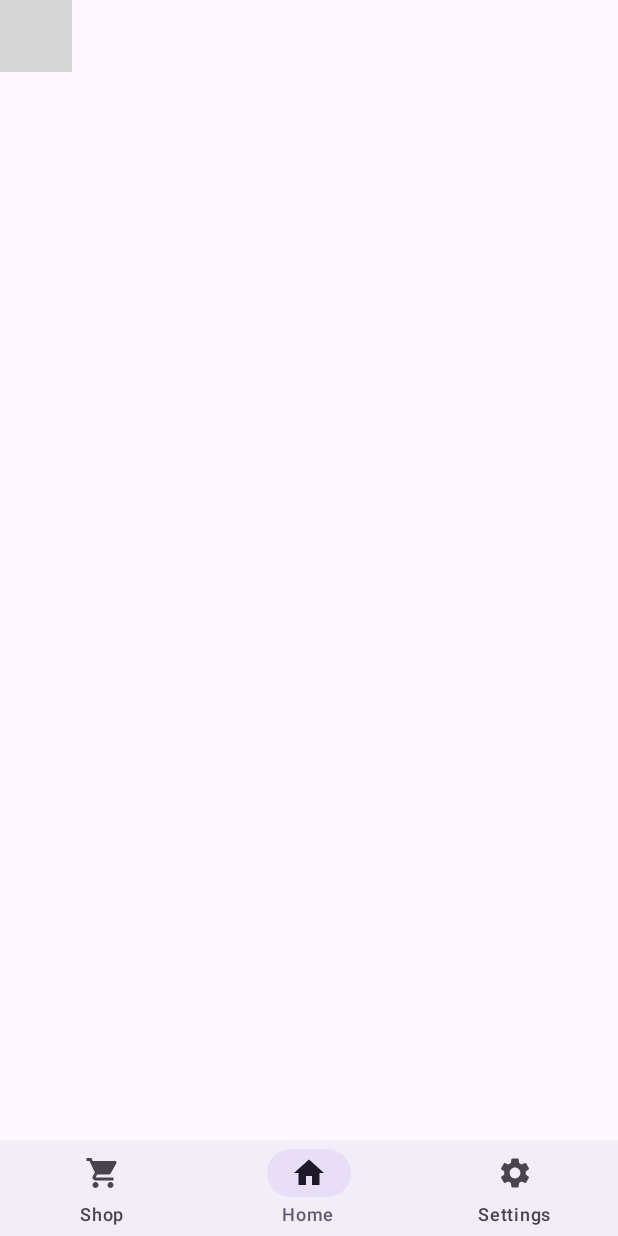
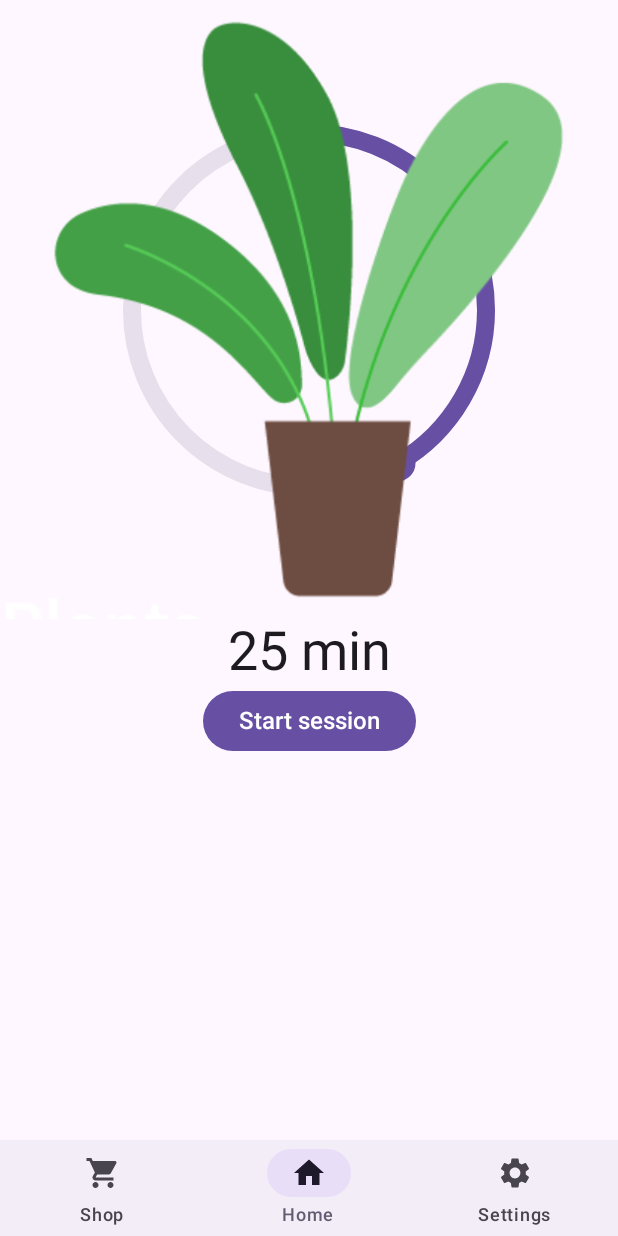
Before and after one commit to Nocteln/focusbuddy, an Android app built with Jetpack Compose: the screen it shows after launch (MainActivity), on a phone screen of 412 x 824 dp. Run offline under Robolectric (Android 15) with nearby library versions, the phone set to English and light mode, and no system bars; grey boxes are pictures that could not be loaded.

Commit message:
Added timer with CircularSlider on home screen + refactored some names for convention

```diff
--- /dev/null
+++ b/app/src/main/java/com/nocteln/app/ui/components/CircularSlider.kt
@@ -0,0 +1,133 @@
+package com.nocteln.app.ui.components
+
+import androidx.compose.foundation.Canvas
+import androidx.compose.foundation.gestures.detectDragGestures
+import androidx.compose.foundation.gestures.detectTapGestures
+import androidx.compose.foundation.layout.aspectRatio
+import androidx.compose.material3.MaterialTheme
+import androidx.compose.runtime.Composable
+import androidx.compose.runtime.getValue
+import androidx.compose.runtime.rememberUpdatedState
+import androidx.compose.ui.Modifier
+import androidx.compose.ui.geometry.Offset
+import androidx.compose.ui.geometry.Size
+import androidx.compose.ui.graphics.Color
+import androidx.compose.ui.graphics.StrokeCap
+import androidx.compose.ui.graphics.drawscope.Stroke
+import androidx.compose.ui.input.pointer.pointerInput
+import androidx.compose.ui.unit.Dp
+import androidx.compose.ui.unit.IntSize
+import androidx.compose.ui.unit.dp
+import kotlin.math.PI
+import kotlin.math.abs
+import kotlin.math.atan2
+import kotlin.math.cos
+import kotlin.math.hypot
+import kotlin.math.sin
+
+private fun isOnRing(pos: Offset, size: IntSize, radius: Float, tolerance: Float): Boolean {
+    val dx = pos.x - size.width / 2f
+    val dy = pos.y - size.height / 2f
+    val distance = hypot(dx, dy)
+    return abs(distance - radius) <= tolerance
+}
+
+private fun fractionAt(pos: Offset, size: IntSize): Float {
+    val dx = pos.x - size.width / 2f
+    val dy = pos.y - size.height / 2f
+    var angle = atan2(dx, -dy)
+    if (angle < 0) angle += (2 * PI).toFloat()
+    return angle / (2 * PI).toFloat()
+}
+
+@Composable
+fun CircularSlider(
+    value: Float,
+    onValueChange: (Float) -> Unit,
+    modifier: Modifier = Modifier,
+    strokeWidth: Dp = 12.dp,
+    enabled: Boolean = true,
+    trackColor: Color = MaterialTheme.colorScheme.surfaceVariant,
+    progressColor: Color = MaterialTheme.colorScheme.primary,
+    disabledColor: Color = MaterialTheme.colorScheme.tertiary
+) {
+    // Garantit que les gestes utilisent toujours la valeur la plus récente
+    val currentValue by rememberUpdatedState(value)
+    val currentOnValueChange by rememberUpdatedState(onValueChange)
+
+    val fillColor: Color = if (enabled) progressColor else disabledColor
+
+    Canvas(
+        modifier = modifier
+            .aspectRatio(1f)
+            .pointerInput(enabled) {
+                if (!enabled) return@pointerInput
+
+                val radius = minOf(size.width, size.height) / 2f - strokeWidth.toPx()
+                val tolerance = strokeWidth.toPx() * 2
+                var dragging = false
+
+                detectDragGestures(
+                    onDragStart = { pos ->
+                        dragging = isOnRing(pos, size, radius, tolerance)
+                        if (dragging) currentOnValueChange(fractionAt(pos, size))
+                    },
+                    onDrag = { change, _ ->
+                        if (dragging)
+                        {
+                            val new = fractionAt(change.position, size)
+
+                            val safe = when {
+                                new - currentValue > 0.5f -> 0f
+                                currentValue - new > 0.5f -> 1f
+                                else -> new
+                            }
+                            currentOnValueChange(safe)
+                        }
+                    }
+                )
+            }
+            .pointerInput(enabled) {
+                if (!enabled) return@pointerInput
+
+                val radius = minOf(size.width, size.height) / 2f - strokeWidth.toPx()
+                val tolerance = strokeWidth.toPx() * 2
+
+                detectTapGestures(
+                    onTap = { pos ->
+                        if (isOnRing(pos, size, radius, tolerance)) {
+                            currentOnValueChange(fractionAt(pos, size))
+                        }
+                    }
+                )
+            }
+    ) {
+        val stroke = strokeWidth.toPx()
+        val thumbRadius = stroke
+        val radius = size.minDimension / 2 - thumbRadius
+
+        // 1. Le cercle de fond
+        drawCircle(trackColor, radius = radius, style = Stroke(stroke))
+
+        // 2. L'arc rempli, qui part du haut (-90°)
+        drawArc(
+            color = fillColor,
+            startAngle = -90f,
+            sweepAngle = 360f * value,
+            useCenter = false,
+            topLeft = center - Offset(radius, radius),
+            size = Size(radius * 2, radius * 2),
+            style = Stroke(stroke, cap = StrokeCap.Round)
+        )
+
+        // 3. La pastille au bout de l'arc
+        if (enabled) {
+            val angle = Math.toRadians(360.0 * value - 90)
+            val thumbPos = center + Offset(
+                (cos(angle) * radius).toFloat(),
+                (sin(angle) * radius).toFloat()
+            )
+            drawCircle(fillColor, radius = thumbRadius, center = thumbPos)
+        }
+    }
+}
--- a/app/src/main/java/com/nocteln/app/ui/navigation/NavGraph.kt
+++ b/app/src/main/java/com/nocteln/app/ui/navigation/NavGraph.kt
@@ -1,5 +1,9 @@
 package com.nocteln.app.ui.navigation
 
+import androidx.compose.animation.core.tween
+import androidx.compose.animation.fadeIn
+import androidx.compose.animation.fadeOut
+import androidx.compose.animation.scaleIn
 import androidx.compose.material.icons.Icons
 import androidx.compose.material.icons.filled.Home
 import androidx.compose.material.icons.filled.Settings
@@ -7,13 +11,12 @@ import androidx.compose.material.icons.filled.ShoppingCart
 import androidx.compose.runtime.Composable
 import androidx.compose.ui.Modifier
 import androidx.compose.ui.graphics.vector.ImageVector
-import androidx.navigation.NavHost
 import androidx.navigation.NavHostController
 import androidx.navigation.compose.NavHost
 import androidx.navigation.compose.composable
-import com.nocteln.app.ui.Screens.HomeScreen
-import com.nocteln.app.ui.Screens.SettingsScreen
-import com.nocteln.app.ui.Screens.ShopScreen
+import com.nocteln.app.ui.screens.HomeScreen
+import com.nocteln.app.ui.screens.SettingsScreen
+import com.nocteln.app.ui.screens.ShopScreen
 
 
 enum class NavScreens(val label: String, val icon: ImageVector)
@@ -31,7 +34,11 @@ fun AppNavHost(
     NavHost(
         navController = navController,
         startDestination = NavScreens.Home.name,
-        modifier = modifier
+        modifier = modifier,
+        enterTransition = {
+            fadeIn(tween(210, delayMillis = 90)) + scaleIn(tween(210, delayMillis = 90), initialScale = 0.92f)
+        },
+        exitTransition = { fadeOut(tween(90)) }
     )
     {
         composable (route = NavScreens.Home.name)
--- /dev/null
+++ b/app/src/main/java/com/nocteln/app/ui/screens/HomeScreen.kt
@@ -0,0 +1,103 @@
+package com.nocteln.app.ui.screens
+
+import android.os.CountDownTimer
+import androidx.compose.foundation.Image
+import androidx.compose.foundation.layout.Box
+import androidx.compose.foundation.layout.Column
+import androidx.compose.foundation.layout.size
+import androidx.compose.material3.Button
+import androidx.compose.material3.MaterialTheme
+import androidx.compose.material3.Text
+import androidx.compose.runtime.Composable
+import androidx.compose.runtime.getValue
+import androidx.compose.runtime.mutableIntStateOf
+import androidx.compose.runtime.mutableLongStateOf
+import androidx.compose.runtime.mutableStateOf
+import androidx.compose.runtime.saveable.rememberSaveable
+import androidx.compose.runtime.setValue
+import androidx.compose.ui.Alignment
+import androidx.compose.ui.Modifier
+import androidx.compose.ui.res.painterResource
+import androidx.compose.ui.tooling.preview.Preview
+import androidx.compose.ui.unit.dp
+import com.nocteln.app.R
+import com.nocteln.app.ui.components.CircularSlider
+import com.nocteln.app.ui.theme.PlantFocusTheme
+import kotlin.math.roundToInt
+import kotlin.time.Duration.Companion.minutes
+
+private const val MAX_MINUTES = 60
+private const val STEP_MINUTES = 1
+
+private fun startTimer(minutes: Int, onSec: (Long) -> Unit, onDone: () -> Unit): CountDownTimer {
+    return object : CountDownTimer(
+        minutes.minutes.inWholeMilliseconds,
+        1000
+    ) {
+
+        override fun onTick(millisUntilFinished: Long) {
+            onSec(((millisUntilFinished + 999) / 1000))
+        }
+
+        override fun onFinish() {
+            onDone()
+        }
+    }.start()
+}
+
+private fun formatTime(seconds: Long): String {
+    val min = seconds / 60
+    val sec = "${seconds % 60}".padStart(2, '0')
+    return "$min:$sec"
+}
+
+
+@Composable
+fun HomeScreen(modifier: Modifier = Modifier) {
+    var remainingSeconds by rememberSaveable { mutableLongStateOf(0) }
+    var minutes by rememberSaveable { mutableIntStateOf(25) }
+    var isStarted by rememberSaveable { mutableStateOf(false) }
+
+    Column(modifier = modifier, horizontalAlignment = Alignment.CenterHorizontally) {
+        Box(contentAlignment = Alignment.Center) {
+            CircularSlider(
+                value = if (isStarted) remainingSeconds.toFloat() / (60f * MAX_MINUTES) else minutes / MAX_MINUTES.toFloat(),
+                onValueChange = { fraction ->
+                    minutes =
+                        ((fraction * MAX_MINUTES / STEP_MINUTES).roundToInt() * STEP_MINUTES).coerceIn(STEP_MINUTES, MAX_MINUTES)
+                },
+                modifier = Modifier.size(260.dp),
+                enabled = !isStarted
+            )
+            Image(painterResource(R.drawable.plant), contentDescription = null)
+        }
+
+        Text(
+            text = if (isStarted) formatTime(remainingSeconds) else "$minutes min",
+            style = MaterialTheme.typography.displaySmall
+        )
+
+        Button(
+            enabled = !isStarted,
+            onClick = {
+                remainingSeconds = minutes.minutes.inWholeSeconds
+                isStarted = true
+                startTimer(
+                    minutes = minutes,
+                    onSec = { sec -> remainingSeconds = sec },
+                    onDone = { isStarted = false }
+                )
+            }
+        ) {
+            Text("Start session")
+        }
+    }
+}
+
+@Preview
+@Composable
+fun HomeScreenPreview() {
+    PlantFocusTheme {
+        HomeScreen()
+    }
+}
--- a/app/src/main/java/com/nocteln/app/ui/Screens/HomeScreen.kt
+++ b/app/src/main/java/com/nocteln/app/ui/screens/SettingsScreen.kt
@@ -1,10 +1,10 @@
-package com.nocteln.app.ui.Screens
+package com.nocteln.app.ui.screens
 
 import androidx.compose.material3.Text
 import androidx.compose.runtime.Composable
 import androidx.compose.ui.Modifier
 
 @Composable
-fun HomeScreen(modifier: Modifier = Modifier) {
-    Text(text = "Home")
+fun SettingsScreen(modifier: Modifier = Modifier) {
+    Text(text = "settings")
 }
--- a/app/src/main/java/com/nocteln/app/ui/Screens/ShopScreen.kt
+++ b/app/src/main/java/com/nocteln/app/ui/screens/ShopScreen.kt
@@ -1,4 +1,4 @@
-package com.nocteln.app.ui.Screens
+package com.nocteln.app.ui.screens
 
 import androidx.compose.material3.Text
 import androidx.compose.runtime.Composable
```
Also changed, not shown: app/src/main/java/com/nocteln/app/MainActivity.kt (+0 -8 lines), app/src/main/java/com/nocteln/app/ui/Screens/SettingsScreen.kt (deleted, +0 -10 lines), app/src/main/res/drawable/plant.png (added).
